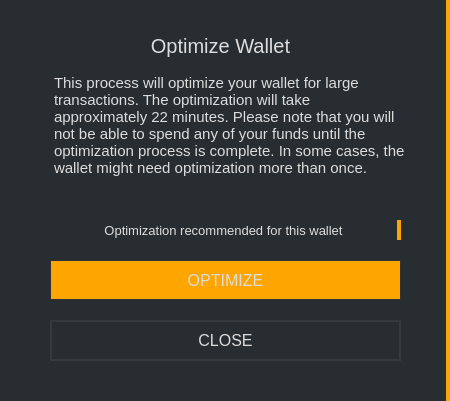
ConcealNetwork/conceal-desktop, file src/gui/ui/transactionconfirmation.ui: the form before one commit.
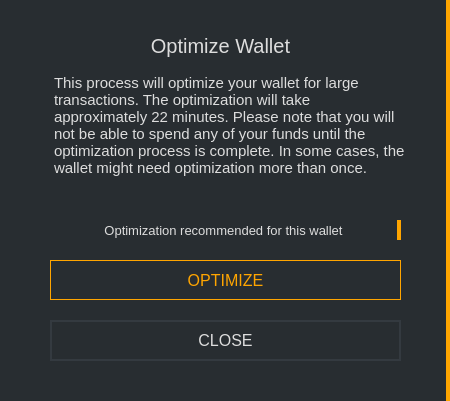
The form after the commit.

```diff
--- a/src/gui/ui/transactionconfirmation.ui
+++ b/src/gui/ui/transactionconfirmation.ui
@@ -125,7 +125,7 @@
      </font>
     </property>
     <property name="styleSheet">
-     <string notr="true">color: #ddd; border: 1px solid #333; font-size: 16px; background-color: orange;</string>
+     <string notr="true">color: orange; background-color: #1; border: 1px solid orange; font-size: 16px;</string>
     </property>
     <property name="text">
      <string>OPTIMIZE</string>
```
